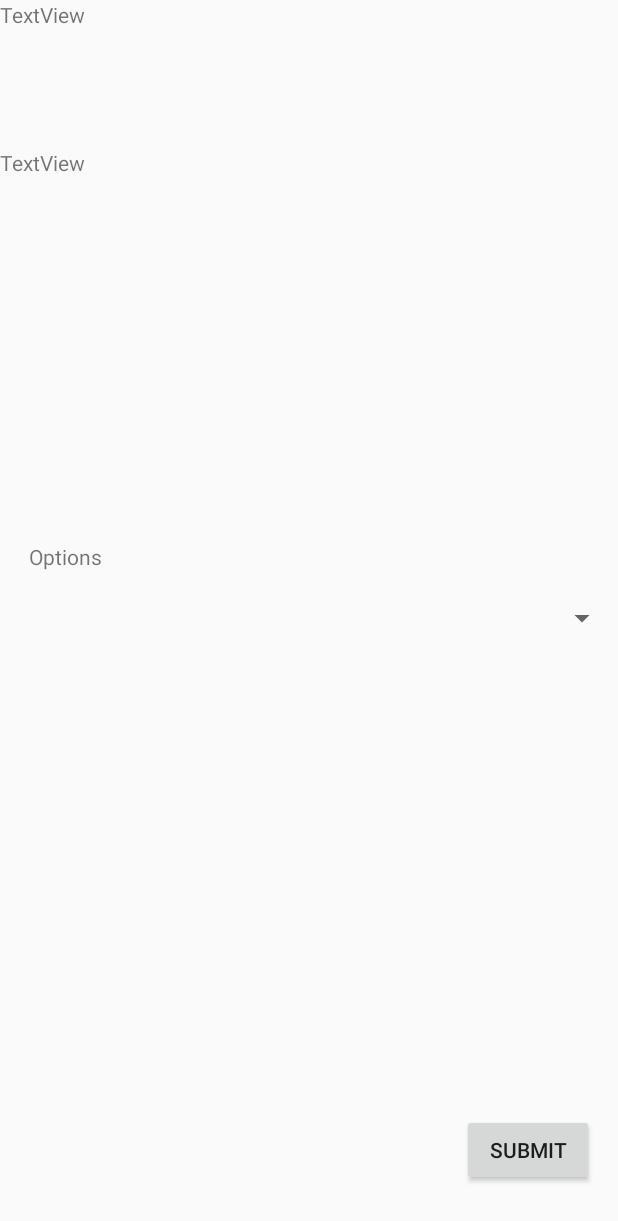
After one commit to rishavmedhi/App_chalk, an Android app: the layout polls_card.xml on its own in the app's theme, with its tools: preview values and no code run, on a phone screen of 412 x 824 dp. The commit adds this screen. Shown: the top 1221 px of the screen. Run offline under Robolectric (Android 15) with nearby library versions, the phone set to English and light mode, and no system bars.

Commit message:
Created call for all polls

```diff
--- /dev/null
+++ b/app/src/main/res/layout/polls_card.xml
@@ -0,0 +1,61 @@
+<?xml version="1.0" encoding="utf-8"?>
+<RelativeLayout xmlns:android="http://schemas.android.com/apk/res/android"
+    android:id="@+id/rl_card"
+    android:layout_width="match_parent"
+    android:layout_height="match_parent">
+
+    <TextView
+        android:id="@+id/poll_ques"
+        android:layout_width="wrap_content"
+        android:layout_height="wrap_content"
+        android:text="TextView"
+        android:layout_alignParentLeft="true"
+        android:layout_alignParentStart="true"
+        android:layout_alignParentRight="true"
+        android:layout_alignParentEnd="true" />
+
+    <TextView
+        android:id="@+id/poll_desc"
+        android:layout_width="wrap_content"
+        android:layout_height="wrap_content"
+        android:layout_alignParentEnd="true"
+        android:layout_alignParentLeft="true"
+        android:layout_alignParentRight="true"
+        android:layout_alignParentStart="true"
+        android:layout_below="@+id/poll_ques"
+        android:layout_marginTop="79dp"
+        android:text="TextView" />
+
+    <Button
+        android:id="@+id/submit_poll"
+        android:layout_width="wrap_content"
+        android:layout_height="wrap_content"
+        android:layout_alignParentBottom="true"
+        android:layout_alignParentEnd="true"
+        android:layout_alignParentRight="true"
+        android:layout_marginBottom="33dp"
+        android:layout_marginEnd="16dp"
+        android:layout_marginRight="16dp"
+        android:text="Submit" />
+
+    <Spinner
+        android:id="@+id/spinner2"
+        android:layout_width="match_parent"
+        android:layout_height="wrap_content"
+        android:layout_alignParentLeft="true"
+        android:layout_alignParentStart="true"
+        android:layout_centerVertical="true" />
+
+    <TextView
+        android:id="@+id/options_dropdown"
+        android:layout_width="wrap_content"
+        android:layout_height="wrap_content"
+        android:layout_above="@+id/spinner2"
+        android:layout_alignParentLeft="true"
+        android:layout_alignParentStart="true"
+        android:layout_marginBottom="19dp"
+        android:layout_marginLeft="19dp"
+        android:layout_marginStart="19dp"
+        android:text="Options" />
+
+</RelativeLayout>
```
Also changed, not shown: app/src/main/java/com/example/rmedhi/app_chalk/LandingPage.java (+95 -16 lines), app/src/main/java/com/example/rmedhi/app_chalk/Pollcard.java (added, +26 -0 lines), app/src/main/java/com/example/rmedhi/app_chalk/api/Poll_service.java (+7 -0 lines), app/src/main/java/com/example/rmedhi/app_chalk/fetch_api/Fetch_all_polls.java (added, +55 -0 lines), app/src/main/java/com/example/rmedhi/app_chalk/fetch_api/Option_data.java (added, +35 -0 lines), app/src/main/java/com/example/rmedhi/app_chalk/fetch_api/Polldata.java (added, +71 -0 lines), app/src/main/java/com/example/rmedhi/app_chalk/fetch_api/Topic_data.java (added, +26 -0 lines), app/src/main/java/com/example/rmedhi/app_chalk/fetch_api/user_activity.java (added, +35 -0 lines).
